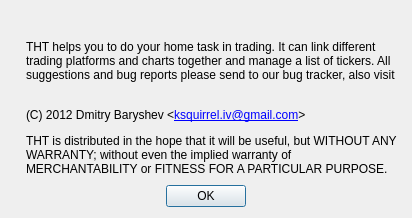
Before: the Qt Designer form about.ui in HappySeaFox/tht, drawn with Qt 5.
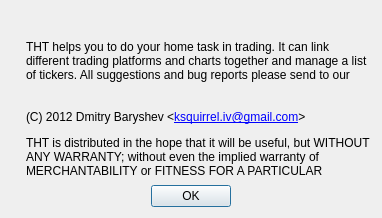
After: the same form once the commit is applied. Icons and pictures are not drawn.

Commit message: Size again

```diff
--- a/about.ui
+++ b/about.ui
@@ -6,7 +6,7 @@
    <rect>
     <x>0</x>
     <y>0</y>
-    <width>412</width>
+    <width>382</width>
     <height>218</height>
    </rect>
   </property>
```
